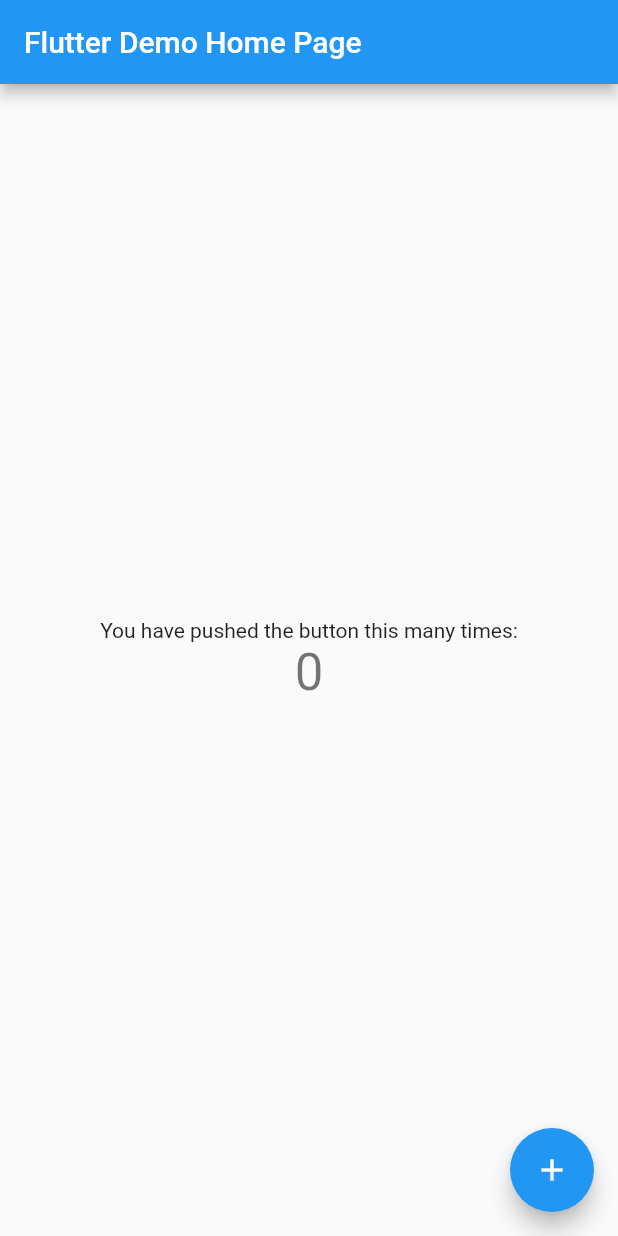
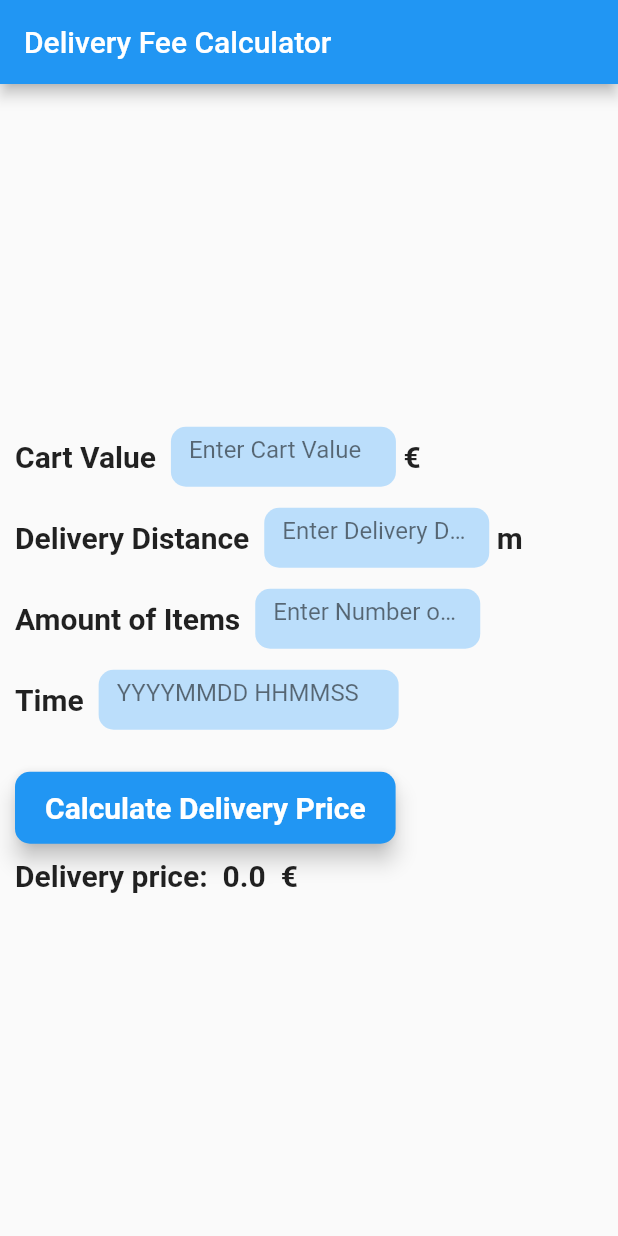
Before and after one commit to Mash-hood/delCalApp, a Flutter app: the screen it shows after launch, on a phone screen of 412 x 824 dp. Run offline on Flutter 3.47's test engine with Material 2 defaults, Android fonts, the phone set to English and light mode, and no system bars.

Commit message:
Updates to repo, try1 comverted to delCalApp

```diff
--- /dev/null
+++ b/delCalApp.dart
@@ -0,0 +1,20 @@
+import 'dart:io';
+import 'calcBrain.dart';
+
+void main() {
+  print("Enter cart value in euros");
+  int n1 = int.parse(stdin.readLineSync());
+
+  print("Enter delivery distance in meters");
+  int n2 = int.parse(stdin.readLineSync());
+
+  print("Enter the amount of items");
+  int n3 = int.parse(stdin.readLineSync());
+
+  print("Enter delivery date and time in the format YYYYMMDD HHMMSS");
+  DateTime n4 = DateTime.parse(stdin.readLineSync());
+
+  // Calculate delivery fee
+  double fee = deliveryFee(n1, n2, n3, n4);
+  print("Delivery Fee is $fee");
+}
--- /dev/null
+++ b/lib/constants.dart
@@ -0,0 +1,73 @@
+import 'package:flutter/material.dart';
+
+const Color kTextFieldColor = Color(0xFFBBDEFB);
+const kTextsStyle = TextStyle(fontSize: 20.0, fontWeight: FontWeight.bold);
+
+const kCartValueDecoration = InputDecoration(
+  filled: true,
+  fillColor: kTextFieldColor,
+  hintText: 'Enter Cart Value',
+  hintStyle: TextStyle(
+    color: Colors.black54,
+  ),
+  border: OutlineInputBorder(
+    borderRadius: BorderRadius.all(
+      Radius.circular(10.0),
+    ),
+    borderSide: BorderSide.none,
+  ),
+);
+
+const kDistanceDecoration = InputDecoration(
+  filled: true,
+  fillColor: kTextFieldColor,
+  hintText: 'Enter Delivery Distance',
+  hintStyle: TextStyle(
+    color: Colors.black54,
+  ),
+  border: OutlineInputBorder(
+    borderRadius: BorderRadius.all(
+      Radius.circular(10.0),
+    ),
+    borderSide: BorderSide.none,
+  ),
+);
+
+const kItemsDecoration = InputDecoration(
+  filled: true,
+  fillColor: kTextFieldColor,
+  hintText: 'Enter Number of Items',
+  hintStyle: TextStyle(
+    color: Colors.black54,
+  ),
+  border: OutlineInputBorder(
+    borderRadius: BorderRadius.all(
+      Radius.circular(10.0),
+    ),
+    borderSide: BorderSide.none,
+  ),
+);
+
+const kTimeDecoration = InputDecoration(
+  filled: true,
+  fillColor: kTextFieldColor,
+  hintText: 'YYYYMMDD HHMMSS',
+  hintStyle: TextStyle(
+    color: Colors.black54,
+  ),
+  border: OutlineInputBorder(
+    borderRadius: BorderRadius.all(
+      Radius.circular(10.0),
+    ),
+    borderSide: BorderSide.none,
+  ),
+);
+
+// constants and variables definition
+const int kBaseDistance = 1000;
+const int kExtraDistance = 500;
+const int kBaseDistanceCharge = 2;
+const int kBaseItem = 4;
+const int kNoneDeliveryFeeLimit = 100;
+const int kNormalDeliveryFeeLimit = 10;
+const double kMaxDeliveryFee = 15.0;
--- a/lib/main.dart
+++ b/lib/main.dart
@@ -1,4 +1,7 @@
 import 'package:flutter/material.dart';
+import 'package:flutter/services.dart';
+import 'constants.dart';
+import 'deliveryCalculator.dart';
 
 void main() => runApp(MyApp());
 
@@ -7,7 +10,7 @@ class MyApp extends StatelessWidget {
   @override
   Widget build(BuildContext context) {
     return MaterialApp(
-      title: 'Flutter Demo',
+      title: 'Delivery Fee App',
       theme: ThemeData(
         // This is the theme of your application.
         //
@@ -20,7 +23,7 @@ class MyApp extends StatelessWidget {
         // is not restarted.
         primarySwatch: Colors.blue,
       ),
-      home: MyHomePage(title: 'Flutter Demo Home Page'),
+      home: MyHomePage(title: 'Delivery Fee Calculator'),
     );
   }
 }
@@ -44,16 +47,20 @@ class MyHomePage extends StatefulWidget {
 }
 
 class _MyHomePageState extends State<MyHomePage> {
-  int _counter = 0;
+  double _delFee = 0;
+  int cartValue;
+  DateTime timeOfOrder;
+  int dist;
+  int numItem;
 
-  void _incrementCounter() {
+  void _calcFee() {
     setState(() {
       // This call to setState tells the Flutter framework that something has
       // changed in this State, which causes it to rerun the build method below
       // so that the display can reflect the updated values. If we changed
       // _counter without calling setState(), then the build method would not be
       // called again, and so nothing would appear to happen.
-      _counter++;
+      _delFee = deliveryFee(cartValue, dist, numItem, timeOfOrder);
     });
   }
 
@@ -74,6 +81,8 @@ class _MyHomePageState extends State<MyHomePage> {
       body: Center(
         // Center is a layout widget. It takes a single child and positions it
         // in the middle of the parent.
+        child: Padding(
+          padding: const EdgeInsets.all(10.0),
           child: Column(
             // Column is also a layout widget. It takes a list of children and
             // arranges them vertically. By default, it sizes itself to fit its
@@ -91,21 +100,167 @@ class _MyHomePageState extends State<MyHomePage> {
             // horizontal).
             mainAxisAlignment: MainAxisAlignment.center,
             children: <Widget>[
+              Row(
+                mainAxisAlignment: MainAxisAlignment.start,
+                children: <Widget>[
                   Text(
-              'You have pushed the button this many times:',
+                    'Cart Value  ',
+                    style: kTextsStyle,
+                  ),
+                  SizedBox(
+                    width: 150,
+                    height: 40,
+                    child: TextField(
+                      keyboardType: TextInputType.number,
+                      inputFormatters: [
+                        FilteringTextInputFormatter.digitsOnly,
+                      ],
+                      style: TextStyle(
+                        color: Colors.black,
+                      ),
+                      decoration: kCartValueDecoration,
+                      onChanged: (value) {
+                        cartValue = int.parse(value);
+                      },
+                    ),
                   ),
                   Text(
-              '$_counter',
-              style: Theme.of(context).textTheme.display1,
+                    ' €',
+                    style: kTextsStyle,
+                  ),
+                ],
+              ),
+              const SizedBox(
+                height: 14.0,
+              ),
+              Row(
+                mainAxisAlignment: MainAxisAlignment.start,
+                children: <Widget>[
+                  Text(
+                    'Delivery Distance  ',
+                    style: kTextsStyle,
+                  ),
+                  SizedBox(
+                    width: 150,
+                    height: 40,
+                    child: TextField(
+                      keyboardType: TextInputType.number,
+                      inputFormatters: [
+                        FilteringTextInputFormatter.digitsOnly,
+                      ],
+                      style: TextStyle(
+                        color: Colors.black,
+                      ),
+                      decoration: kDistanceDecoration,
+                      onChanged: (value) {
+                        dist = int.parse(value);
+                      },
+                    ),
+                  ),
+                  Text(
+                    ' m',
+                    style: kTextsStyle,
+                  ),
+                ],
+              ),
+              const SizedBox(
+                height: 14.0,
+              ),
+              Row(
+                mainAxisAlignment: MainAxisAlignment.start,
+                children: <Widget>[
+                  Text(
+                    'Amount of Items  ',
+                    style: kTextsStyle,
+                  ),
+                  SizedBox(
+                    width: 150,
+                    height: 40,
+                    child: TextField(
+                      keyboardType: TextInputType.number,
+                      inputFormatters: [
+                        FilteringTextInputFormatter.digitsOnly,
+                      ],
+                      style: TextStyle(
+                        color: Colors.black,
+                      ),
+                      decoration: kItemsDecoration,
+                      onChanged: (value) {
+                        numItem = int.parse(value);
+                      },
+                    ),
+                  ),
+                ],
+              ),
+              const SizedBox(
+                height: 14.0,
+              ),
+              Row(
+                mainAxisAlignment: MainAxisAlignment.start,
+                children: <Widget>[
+                  Text(
+                    'Time  ',
+                    style: kTextsStyle,
+                  ),
+                  SizedBox(
+                    width: 200,
+                    height: 40,
+                    child: TextField(
+                      keyboardType: TextInputType.datetime,
+                      inputFormatters: [
+                        FilteringTextInputFormatter.digitsOnly,
+                      ],
+                      style: TextStyle(
+                        color: Colors.black,
+                      ),
+                      decoration: kTimeDecoration,
+                      onChanged: (value) {
+                        timeOfOrder = DateTime.parse(value);
+                      },
+                    ),
+                  ),
+                ],
+              ),
+              const SizedBox(
+                height: 28.0,
+              ),
+              Row(
+                  mainAxisAlignment: MainAxisAlignment.start,
+                  children: <Widget>[
+                    FloatingActionButton.extended(
+                      shape: RoundedRectangleBorder(
+                          borderRadius: BorderRadius.circular(10.0)),
+                      onPressed: _calcFee,
+                      tooltip: 'Calculate delivery fee',
+                      label: const Text('Calculate Delivery Price'),
+                      extendedTextStyle: kTextsStyle,
+                      backgroundColor: Colors.blue,
+                    ),
+                  ]),
+              const SizedBox(
+                height: 10.0,
+              ),
+              Row(
+                mainAxisAlignment: MainAxisAlignment.start,
+                children: <Widget>[
+                  Text(
+                    'Delivery price: ',
+                    style: kTextsStyle,
+                  ),
+                  Text(
+                    ' $_delFee',
+                    style: kTextsStyle,
+                  ),
+                  Text(
+                    '  €',
+                    style: kTextsStyle,
+                  ),
+                ],
               ),
             ],
           ),
         ),
-      floatingActionButton: FloatingActionButton(
-        onPressed: _incrementCounter,
-        tooltip: 'Increment',
-        child: Icon(Icons.add),
-      ), // This trailing comma makes auto-formatting nicer for build methods.
+      ),
     );
   }
 }
```
Also changed, not shown: calcBrain.dart (added, +83 -0 lines), lib/deliveryCalculator.dart (added, +75 -0 lines), pubspec.lock, 1 other file. Lines whose indentation alone changed are shown as unchanged.
